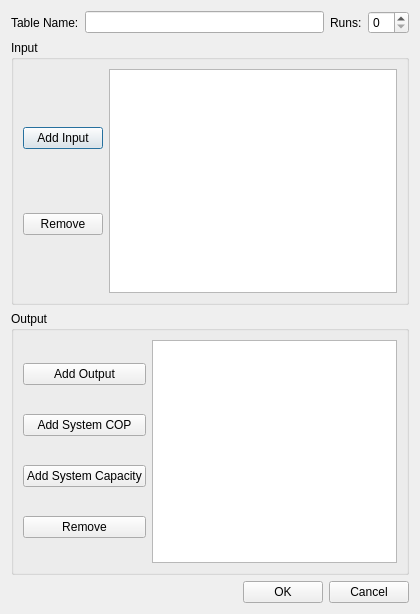
Qt form src/tableselectparadialog.ui (3x380V/SorpSim) before a commit.
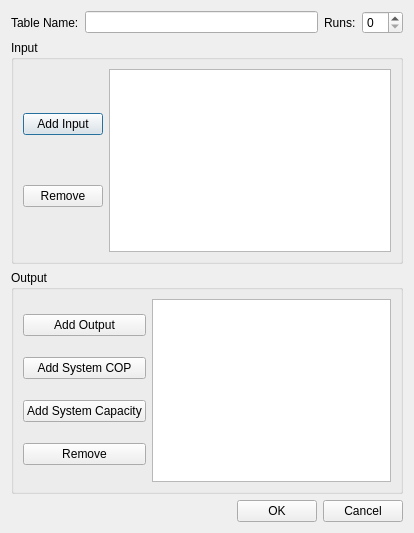
The same form after that commit.

Commit message: Shrink dialogs to min. required size

The edit to the form file:
```diff
--- a/src/tableselectparadialog.ui
+++ b/src/tableselectparadialog.ui
@@ -6,8 +6,8 @@
    <rect>
     <x>0</x>
     <y>0</y>
-    <width>420</width>
-    <height>614</height>
+    <width>414</width>
+    <height>533</height>
    </rect>
   </property>
   <property name="sizePolicy">
```
The commit also changes 7 other files.
